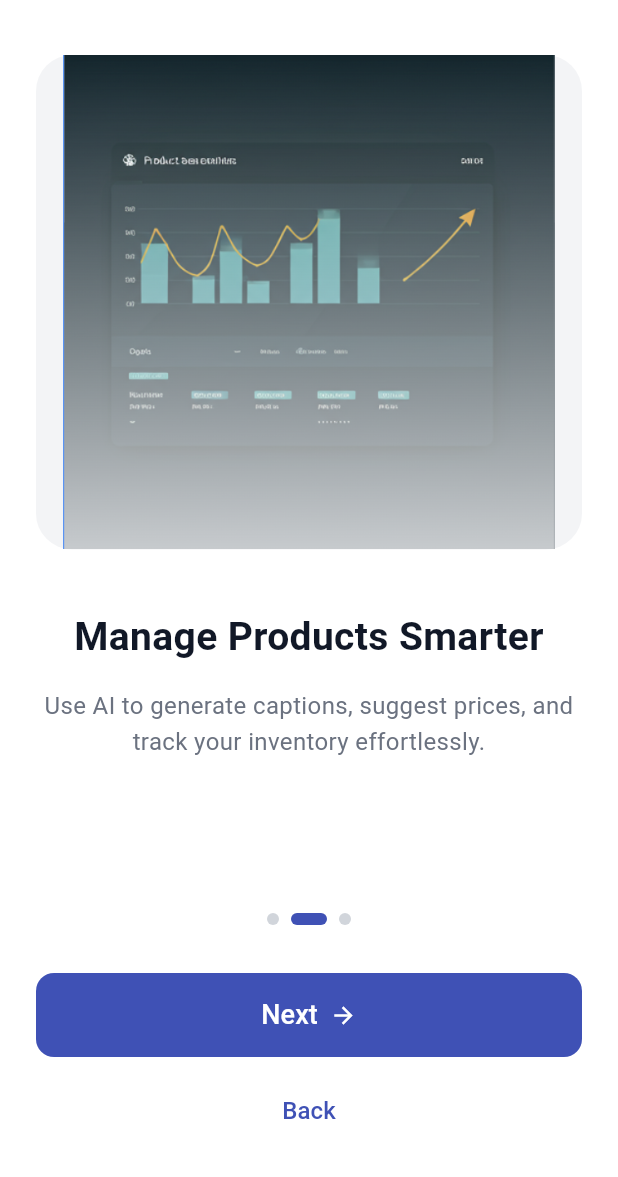
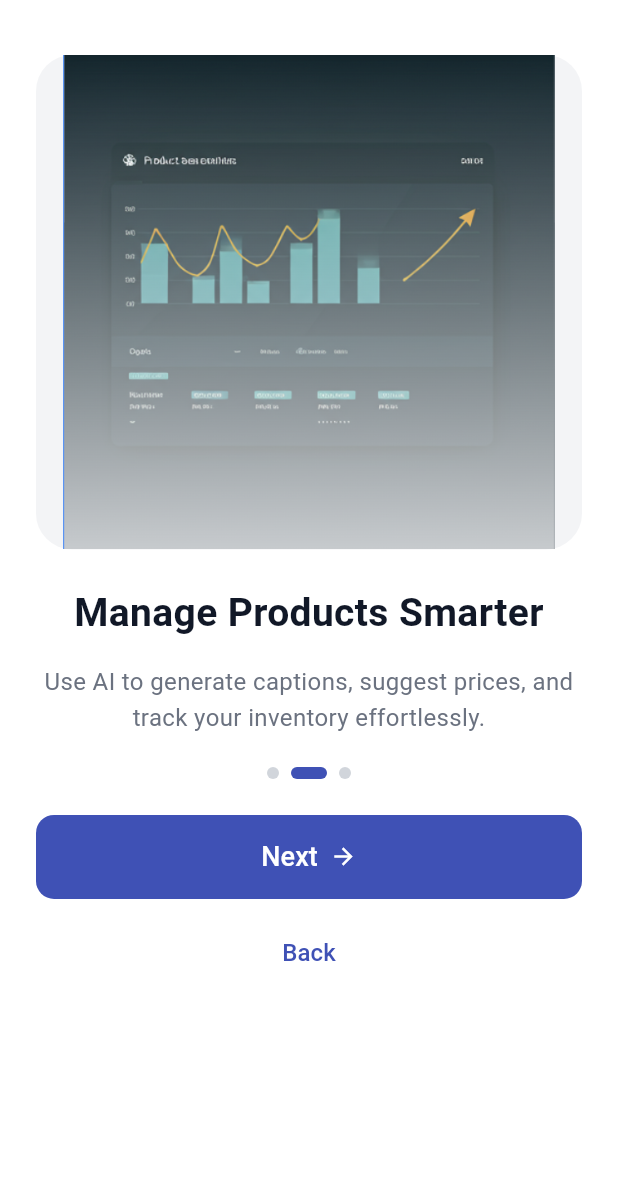
Before and after one commit to shrouqshaker/Brandora-App, a Flutter app: the screen it shows after launch, after a tap on "SKIP", on a phone screen of 412 x 824 dp, the part 59-1236 px from its top. Run offline on Flutter 3.47's test engine with Material 3 defaults, Android fonts, the phone set to English and light mode, and no system bars; our stand-ins replace firebase_auth, firebase_core, image_picker, shared_preferences; accounts and stored records are empty; network calls fail.

Commit message:
Change currency to EGP and update production pricing logic

```diff
--- a/lib/features/onboarding/presentation/widgets/onboarding_step1.dart
+++ b/lib/features/onboarding/presentation/widgets/onboarding_step1.dart
@@ -56,7 +56,7 @@ class OnboardingStep1 extends StatelessWidget {
                         ),
                       ),
 
-                      const SizedBox(height: 40),
+                      const SizedBox(height: 24),
 
                       const Text(
                         'Build Your Brand Identity',
@@ -78,7 +78,7 @@ class OnboardingStep1 extends StatelessWidget {
                         ),
                       ),
 
-                      const Spacer(),
+                      const SizedBox(height: 20),
 
                       Row(
                         mainAxisAlignment: MainAxisAlignment.center,
@@ -98,7 +98,7 @@ class OnboardingStep1 extends StatelessWidget {
                         ],
                       ),
 
-                      const SizedBox(height: 32),
+                      const SizedBox(height: 24),
 
                       SizedBox(
                         width: double.infinity,
--- a/lib/features/onboarding/presentation/widgets/onboarding_step2.dart
+++ b/lib/features/onboarding/presentation/widgets/onboarding_step2.dart
@@ -70,7 +70,7 @@ class OnboardingStep2 extends StatelessWidget {
                           ),
                         ),
                       ),
-                      const SizedBox(height: 40),
+                      const SizedBox(height: 24),
                       const Text(
                         'Manage Products Smarter',
                         textAlign: TextAlign.center,
@@ -90,7 +90,7 @@ class OnboardingStep2 extends StatelessWidget {
                           height: 1.5
                         ),
                       ),
-                      const Spacer(),
+                      const SizedBox(height: 20),
                       Row(
                         mainAxisAlignment: MainAxisAlignment.center,
                         children: [
@@ -108,7 +108,7 @@ class OnboardingStep2 extends StatelessWidget {
                           _buildInactiveDot(),
                         ],
                       ),
-                      const SizedBox(height: 32),
+                      const SizedBox(height: 24),
                       SizedBox(
                         width: double.infinity,
                         height: 56,
--- a/lib/features/onboarding/presentation/widgets/onboarding_step3.dart
+++ b/lib/features/onboarding/presentation/widgets/onboarding_step3.dart
@@ -76,7 +76,7 @@ class OnboardingStep3 extends StatelessWidget {
                           ),
                         ),
                       ),
-                      const SizedBox(height: 40),
+                      const SizedBox(height: 24),
                       const Text(
                         'Track Orders & Sales',
                         textAlign: TextAlign.center,
@@ -96,7 +96,7 @@ class OnboardingStep3 extends StatelessWidget {
                           height: 1.5,
                         ),
                       ),
-                      const Spacer(),
+                      const SizedBox(height: 20),
                       Row(
                         mainAxisAlignment: MainAxisAlignment.center,
                         children: [
@@ -114,7 +114,7 @@ class OnboardingStep3 extends StatelessWidget {
                           ),
                         ],
                       ),
-                      const SizedBox(height: 32),
+                      const SizedBox(height: 24),
                       SizedBox(
                         width: double.infinity,
                         height: 56,
--- a/lib/home/add_material_screen.dart
+++ b/lib/home/add_material_screen.dart
@@ -98,12 +98,12 @@ class _AddMaterialScreenState extends State<AddMaterialScreen> {
 
               const SizedBox(height: 24),
 
-              _buildLabel("UNIT PRICE (\$)"),
+              _buildLabel("UNIT PRICE (ج.م)"),
               _buildTextField(
                 hint: "e.g. 5.80",
                 controller: priceController,
                 isNumber: true,
-                prefix: const Icon(Icons.attach_money, size: 18, color: Color(0xFF3F51B5)),
+                prefix: const Icon(Icons.money_outlined, size: 18, color: Color(0xFF3F51B5)),
                 inputFormatters: [FilteringTextInputFormatter.allow(RegExp(r'^\d*\.?\d*'))],
               ),
 
--- a/lib/home/inventory_screen.dart
+++ b/lib/home/inventory_screen.dart
@@ -151,7 +151,7 @@ void initState() {
                   crossAxisAlignment: CrossAxisAlignment.end,
                   children: [
                     Text(
-                      "\$${item.price}",
+                      "${item.price} ج.م",
                       style: TextStyle(
                         fontWeight: FontWeight.bold,
                         color: primaryColor,
--- a/lib/home/store_screen.dart
+++ b/lib/home/store_screen.dart
@@ -78,7 +78,7 @@ class _StoreScreenState extends State<StoreScreen> {
                               Row(
                                 mainAxisAlignment: MainAxisAlignment.spaceBetween,
                                 children: [
-                                  Text("\$${product.price}", style: const TextStyle(color: primaryColor, fontWeight: FontWeight.bold)),
+                                  Text("${product.price} ج.م", style: const TextStyle(color: primaryColor, fontWeight: FontWeight.bold)),
                                   IconButton(
                                     icon: const Icon(Icons.delete, color: Colors.redAccent, size: 20),
                                     onPressed: () => productsData.removeProduct(product.id!),
```
Also changed, not shown: lib/home/production_screen.dart (+76 -31 lines).
